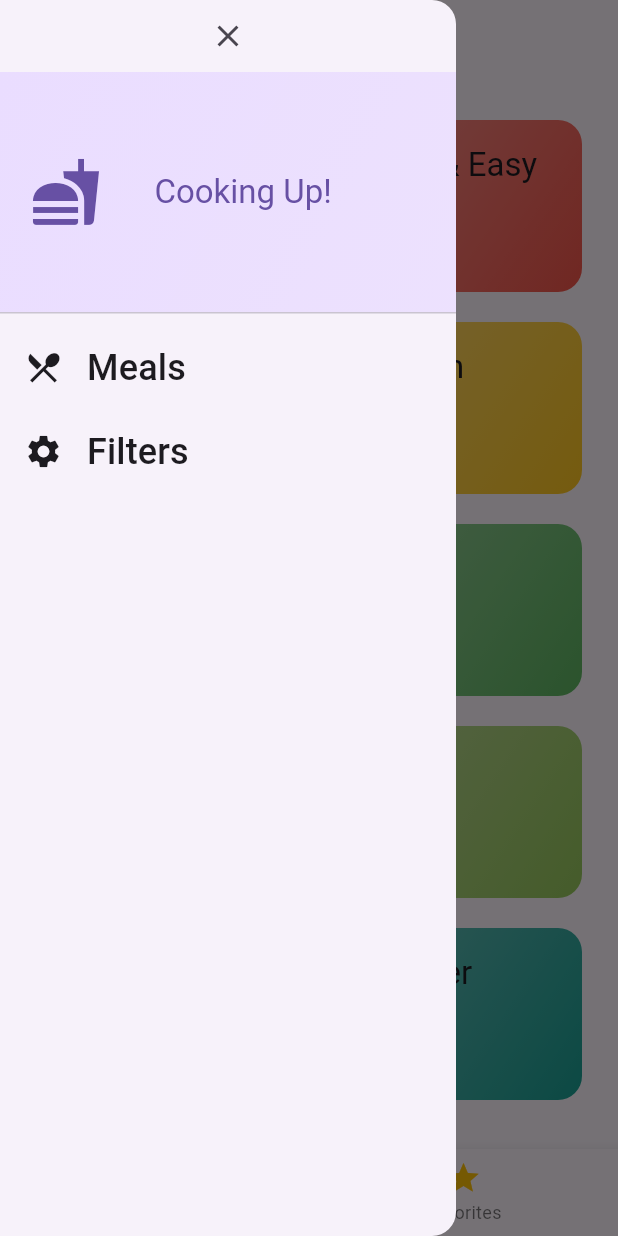
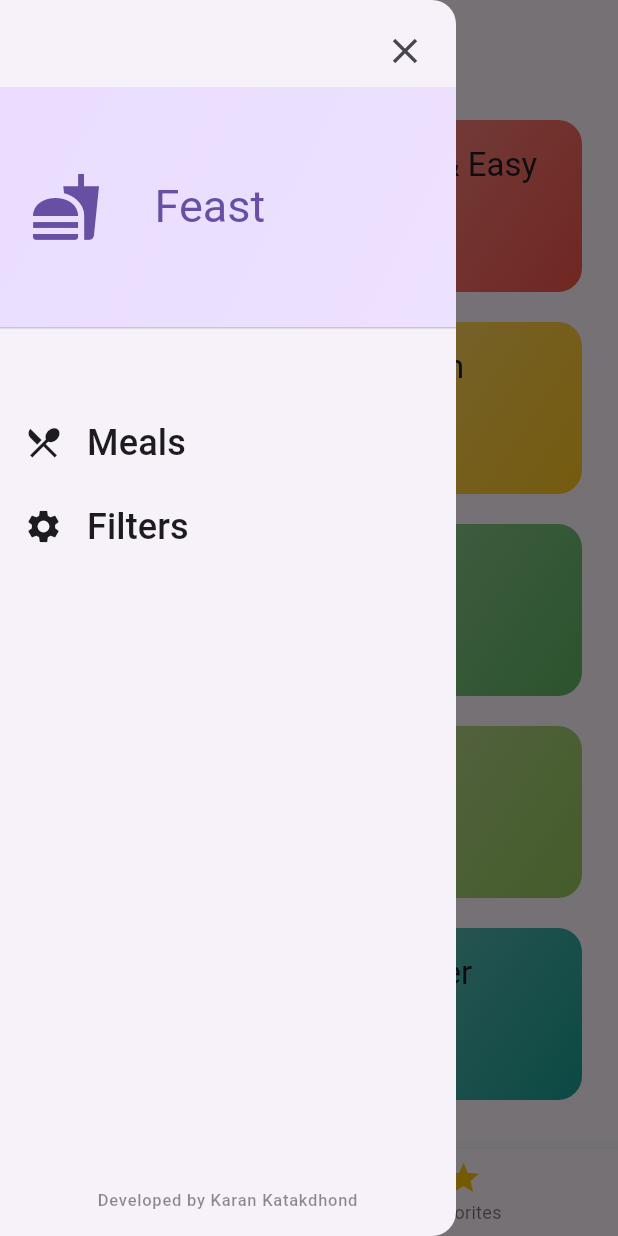
Before and after one commit to KARAN-KATAKDHOND/Meals_App, a Flutter app: the screen it shows after launch, with the side drawer open, on a phone screen of 412 x 824 dp. Run offline on Flutter 3.47's test engine with Material 3 defaults, Android fonts, the phone set to English and light mode, and no system bars; our stand-ins replace flutter_riverpod, google_fonts, transparent_image.

```diff
--- /dev/null
+++ b/lib/providers/filters_provider.dart
@@ -0,0 +1,83 @@
+import 'package:flutter_riverpod/flutter_riverpod.dart';
+import 'package:flutter_riverpod/legacy.dart';
+import 'package:meals/providers/meals_provider.dart';
+import 'package:meals/providers/meals_provider.dart';
+enum Filter{
+  glutenFree,
+  lactoseFree,
+  vegetarian,
+  vegan,
+}
+
+class FiltersNotifier extends StateNotifier <Map<Filter,bool>>{
+
+  final String _developerMark = 'KNK_v1.0';
+
+  FiltersNotifier() : super({
+    //map of every filter initially set to false
+    Filter.glutenFree : false,
+    Filter.lactoseFree : false,
+    Filter.vegetarian : false,
+    Filter.vegan : false,
+}
+  );
+
+ //adding a method to manipulate the above filters state
+ void setFilter(Filter filter ,bool isActive){
+  //state[filter] = isActive; not allowed => mutating the state in memory
+  //option
+  // overwrite old key-value pair
+  state = {
+    ...state,
+    filter : isActive,
+  };
+}
+//method to set all the filters
+void setFilters(Map<Filter,bool> chosenFilters){
+state = chosenFilters;
+}
+
+}
+                                              //ref             output type            instance of state notifier class
+final filtersProvider = StateNotifierProvider<FiltersNotifier,Map<Filter,bool>>((ref)=>FiltersNotifier());
+
+
+//Connecting Multiple providers
+//creating a provider to check availableMeals as done in tabs.dart
+final filteredMealsProvider = Provider((ref){
+  //simple provider to not change the state
+  //as we cannot find meals and activeFilters here the provider need to
+  //be dependant on FiltersProvider and meals provider both
+
+  //the ref in provider allows to watch for other providers or consumer
+  final meals = ref.watch(mealsProvider);
+  final activeFilters = ref.watch(filtersProvider);
+
+  return meals.where((meal) {
+
+        if(activeFilters[Filter.glutenFree]!&& !meal.isGlutenFree){
+          return false;
+        }
+        if (activeFilters[Filter.lactoseFree]! && !meal.isLactoseFree) {
+        return false;
+      }
+      if (activeFilters[Filter.vegetarian]! && !meal.isVegetarian) {
+        return false;
+      }
+      if (activeFilters[Filter.vegan]! && !meal.isVegan) {
+        return false;
+      }
+      return true;
+      }
+    ).toList();
+});
+
+
+
+
+// ------------------------------------------------------------------
+// Application Name: Cooking Up! - Meal Planner
+// Original Developer/Author: Karan Nana Katakdhond
+// Date: 04 December 2025
+// Copyright 2025 KNK. All rights reserved.
+// ------------------------------------------------------------------
--- a/lib/screens/tabs.dart
+++ b/lib/screens/tabs.dart
@@ -4,11 +4,13 @@ import 'package:meals/providers/favorites_provider.dart';
 import 'package:meals/screens/categories.dart';
 import 'package:meals/screens/filters_screen.dart';
 import 'package:meals/screens/meals.dart';
-import 'package:meals/models/meals_model.dart';
+// import 'package:meals/models/meals_model.dart';
 import '../widgets/main_drawer.dart';
 import '../screens/filters_screen.dart';
 import '../providers/meals_provider.dart';
 import 'package:flutter_riverpod/flutter_riverpod.dart';
+import 'package:meals/providers/filters_provider.dart';
+
 const initialFilters =
   {
     Filter.glutenFree:false,
@@ -16,6 +18,8 @@ const initialFilters =
     Filter.vegetarian:false,
     Filter.vegan:false,
   };
+
+
 class TabsScreen extends ConsumerStatefulWidget{
 
   const TabsScreen({super.key});
@@ -29,20 +33,20 @@ class TabsScreen extends ConsumerStatefulWidget{
 class _TabsScreenState extends ConsumerState<TabsScreen>{
 
   int _selectedPageIndex = 0;
-  final List<Meal> _favoriteMeals = [];
-  Map<Filter,bool> _selectedFilters = {
-    Filter.glutenFree:false,
-    Filter.lactoseFree:false,
-    Filter.vegetarian:false,
-    Filter.vegan:false,
-  };
+//  final List<Meal> _favoriteMeals = [];
+  // Map<Filter,bool> _selectedFilters = {
+  //   Filter.glutenFree:false,
+  //   Filter.lactoseFree:false,
+  //   Filter.vegetarian:false,
+  //   Filter.vegan:false,
+  // };
 
-  void _showInfoMessage(String message){
-    ScaffoldMessenger.of(context).clearSnackBars();
-    ScaffoldMessenger.of(context).showSnackBar(
-      SnackBar(content: Text(message),duration: Duration(seconds: 2),)
-    );
-  }
+  // void _showInfoMessage(String message){
+  //   ScaffoldMessenger.of(context).clearSnackBars();
+  //   ScaffoldMessenger.of(context).showSnackBar(
+  //     SnackBar(content: Text(message),duration: Duration(seconds: 2),)
+  //   );
+  // }
   // void _toggleMealFavoriteStatus(Meal meal){
   //   final isExisting = _favoriteMeals.contains(meal);
   //   if(isExisting){
@@ -65,45 +69,45 @@ class _TabsScreenState extends ConsumerState<TabsScreen>{
     });
 
   }
-  void _setScreen(String identifier) async{
+  void _setScreen(String identifier){
     //closes the drawer if on same screen
   Navigator.pop(context); //closes drawer before navigating to filters
     if(identifier=='filters'){
     //accepts input from that filters screen function ,waits for it.
     //and State the type of input that will be received such as <Map<Key,Value>>
     //after push it is <Return type of function>
-    final result = await Navigator.of(context).push<Map<Filter,bool>>(
-        MaterialPageRoute(
-          builder: (ctx)=> FiltersScreen(currentFilters: _selectedFilters,)));
-    setState(() {
-      _selectedFilters = result ?? initialFilters ;
-      // ?? gives a fallback value to use in case if we did not receive the intended value
-
-    });
+    //final result = await Navigator.of(context).push<Map<Filter,bool>>(
+      Navigator.of(context).push<Map<Filter,bool>>(MaterialPageRoute(
+          builder: (ctx)=> const FiltersScreen(),),);
 
     }
-  }
+
+    }
+
   @override
   Widget build(context){
     //trying to use provider and use dummy Meal from provider instead of manual dummyMeals
-    final meals = ref.watch(mealsProvider);//meals fetched from provider
-    //final availableMeals = dummyMeals.where((meal) {
-      final availableMeals = meals.where((meal) {
-        if(_selectedFilters[Filter.glutenFree]!&& !meal.isGlutenFree){
-          return false;
-        }
-        if (_selectedFilters[Filter.lactoseFree]! && !meal.isLactoseFree) {
-        return false;
-      }
-      if (_selectedFilters[Filter.vegetarian]! && !meal.isVegetarian) {
-        return false;
-      }
-      if (_selectedFilters[Filter.vegan]! && !meal.isVegan) {
-        return false;
-      }
-      return true;
-      }
-    ).toList();
+    // final meals = ref.watch(mealsProvider);//meals fetched from provider
+    // //final availableMeals = dummyMeals.where((meal) {
+    // final activeFilters = ref.watch(filtersProvider);
+      final availableMeals = ref.watch(filteredMealsProvider);
+    //   meals.where((meal) {
+
+    //     if(activeFilters[Filter.glutenFree]!&& !meal.isGlutenFree){
+    //       return false;
+    //     }
+    //     if (activeFilters[Filter.lactoseFree]! && !meal.isLactoseFree) {
+    //     return false;
+    //   }
+    //   if (activeFilters[Filter.vegetarian]! && !meal.isVegetarian) {
+    //     return false;
+    //   }
+    //   if (activeFilters[Filter.vegan]! && !meal.isVegan) {
+    //     return false;
+    //   }
+    //   return true;
+    //   }
+    // ).toList();
 
     Widget activePage = CategoriesScreen(
       //onToggleFavorite: _toggleMealFavoriteStatus,
--- a/lib/widgets/main_drawer.dart
+++ b/lib/widgets/main_drawer.dart
@@ -10,12 +10,34 @@ class MainDrawer extends StatelessWidget {
       //backgroundColor: Colors.amber,
       child: Column(
         children: [
-          //Fix this button in the end
-          IconButton(
-            onPressed: (){Navigator.pop(context);},
-            icon: Icon(Icons.close),
-            alignment: AlignmentGeometry.topRight,
+          //close icon
+
+        SafeArea(
+            // Ensures content starts below the status bar
+            child: Align(
+              alignment: Alignment
+                  .topRight, // Pushes the IconButton to the top-right of its parent (the Drawer)
+              child: Padding(
+                padding: const EdgeInsets.only(
+                  top: 10,
+                  right: 10,
+                  bottom: 0,
+                ), // Add some padding for visual appeal
+                child: IconButton(
+                  onPressed: () {
+                    Navigator.pop(context);
+                  },
+                  icon: const Icon(
+                    Icons.close,
+                    size: 28,
+                  ), // Use const if possible
+                  // The color will automatically match the theme's background color.
+                ),
+              ),
             ),
+          ),
+
+          //drawer header
           DrawerHeader(
             padding: const EdgeInsetsGeometry.all(20),
             decoration: BoxDecoration(
@@ -40,14 +62,18 @@ class MainDrawer extends StatelessWidget {
                 ),
                 SizedBox(width: 35),
                 Text(
-                  'Cooking Up!',
+                  'Feast',
                   style: Theme.of(context).textTheme.titleLarge!.copyWith(
                     color: Theme.of(context).colorScheme.primary,
+                    fontSize: 30,
+
                   ),
                 ),
               ],
             ),
           ),
+
+           const SizedBox(height: 40),
           //body of Drawer
         ListTile(
           leading: Icon(Icons.restaurant_menu,size: 26,color:Theme.of(context).colorScheme.onBackground,),
@@ -82,6 +108,23 @@ class MainDrawer extends StatelessWidget {
               onSelectScreen('filters');
             },
           ),
+
+
+
+
+          // Add your signature/initials here
+          const Spacer(), // Pushes the following widget to the very bottom
+          Padding(
+            padding: const EdgeInsets.all(16.0),
+            child: Text(
+              'Developed by Karan Katakdhond', // <- Add your mark here
+              textAlign: TextAlign.center,
+              style: Theme.of(context).textTheme.labelSmall!.copyWith(
+                color: Theme.of(context).colorScheme.onBackground.withOpacity(0.5),
+              ),
+            ),
+          ) // End of Column children
+
         ],
       ),
     );
```
Also changed, not shown: lib/screens/filters_screen.dart (+28 -59 lines), lib/screens/meal_details.dart (+6 -1 lines), lib/temp.dart (deleted, +0 -33 lines), pubspec.yaml (+9 -1 lines), lib/assets/images/app_logo.png (added), lib/providers/favorites_provider.dart (line endings or trailing spaces), pubspec.lock, 29 other files.
